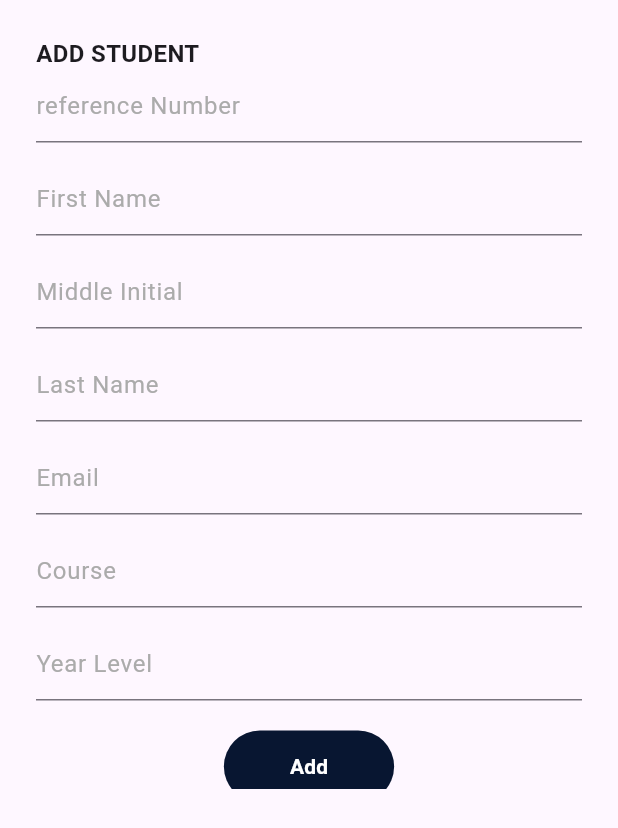
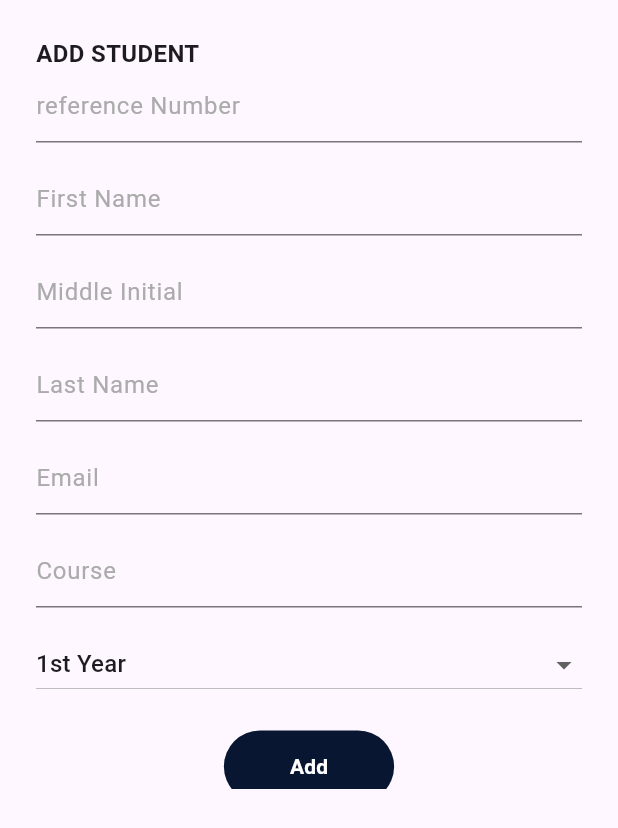
Before and after one commit to Amawers/attendifyyy, a Flutter app: the CreateStudent widget shown alone on an empty page, opened directly with empty values, on a phone screen of 412 x 824 dp. Shown: the top 828 px of the screen. Run offline on Flutter 3.47's test engine with Material 3 defaults, Android fonts, the phone set to English and light mode, and no system bars; our stand-ins replace shared_preferences; accounts and stored records are empty.

Commit message:
style: redesign gradeLevel to dropdown, redesign student card

```diff
--- a/lib/create_students/create_students.dart
+++ b/lib/create_students/create_students.dart
@@ -3,6 +3,8 @@ import 'package:attendifyyy/api_connection/api_connection.dart';
 import 'package:attendifyyy/authentication/user_preferences/user_preferences.dart';
 import 'package:flutter/material.dart';
 import 'package:http/http.dart' as http;
+
+List<String> gradeLevelList = <String>['1st Year', '2nd Year', '3rd Year', '4th Year', '5th Year'];
 
 class ListOfStudentsScreen extends StatefulWidget {
   String? subject_name;
@@ -128,24 +130,27 @@ class ListOfStudentsWidget extends StatelessWidget {
   @override
   Widget build(BuildContext context) {
     return Container(
-      margin: const EdgeInsets.only(bottom: 14.0),
-      padding: const EdgeInsets.symmetric(vertical: 10.0, horizontal: 20.0),
+      margin: const EdgeInsets.only(bottom: 10.0),
+      padding: const EdgeInsets.symmetric(vertical: 12.0, horizontal: 20.0),
       decoration: BoxDecoration(
-        borderRadius: BorderRadius.circular(10.0),
-        color: const Color(0xff081631),
+        // borderRadius: BorderRadius.circular(10.0),
+        // color: const Color(0xff081631),
+        border: Border(
+          bottom: BorderSide(
+            width: 1,
+          )
+        ),
       ),
-      child: Column(
-        crossAxisAlignment: CrossAxisAlignment.start,
+      child: Row(
+        mainAxisAlignment: MainAxisAlignment.spaceBetween,
         children: [
           Text("$first_name $last_name",
               style: const TextStyle(
-                  color: Colors.white,
-                  fontSize: 20.0,
-                  fontWeight: FontWeight.bold)),
-          const SizedBox(width: 50),
+                  color: Color(0xff081631),
+                  fontSize: 16.0)),
           Text(grade_level,
               style: const TextStyle(
-                  color: Colors.white,
+                  color: Color(0xFF696969),
                   fontSize: 14.0)),
         ],
       ),
@@ -175,7 +180,8 @@ class _CreateStudentState extends State<CreateStudent> {
 
   TextEditingController courseController = TextEditingController();
 
-  TextEditingController gradeLevelController = TextEditingController();
+  //TextEditingController gradeLevelController = TextEditingController();
+  String gradeLevelValue = gradeLevelList.first;
 
   @override
   void initState() {
@@ -190,7 +196,7 @@ class _CreateStudentState extends State<CreateStudent> {
       'last_name': lastNameController.text,
       'email': emailController.text,
       'course': courseController.text,
-      'grade_level': gradeLevelController.text,
+      'grade_level': gradeLevelValue,
       'section_id': widget.section_id,
       'subject_id': widget.subject_id
     });
@@ -198,7 +204,7 @@ class _CreateStudentState extends State<CreateStudent> {
     if (response.statusCode == 200) {
       print(response.body);
     } else {
-      print("nag error conenct sa backend");
+      print("nag error connect sa backend");
     }
   }
 
@@ -264,13 +270,31 @@ class _CreateStudentState extends State<CreateStudent> {
                       fontWeight: FontWeight.normal, color: Color(0xFFABABAB))),
             ),
             const SizedBox(height: 14),
-            TextFormField(
-              controller: gradeLevelController,
-              decoration: const InputDecoration(
-                  hintText: 'Year Level',
-                  hintStyle: TextStyle(
-                      fontWeight: FontWeight.normal, color: Color(0xFFABABAB))),
-            ),
+            // TextFormField(
+            //   controller: gradeLevelController,
+            //   decoration: const InputDecoration(
+            //       hintText: 'Year Level',
+            //       hintStyle: TextStyle(
+            //           fontWeight: FontWeight.normal, color: Color(0xFFABABAB))),
+            // ),
+              DropdownButton<String>(
+                isExpanded: true, //set width to 100%
+                value: gradeLevelValue,
+                icon: const Icon(Icons.arrow_drop_down),
+                elevation: 16,
+                onChanged: (String? value) {
+                  // This is called when the user selects an item.
+                  setState(() {
+                    gradeLevelValue = value!;
+                  });
+                },
+                items: gradeLevelList.map<DropdownMenuItem<String>>((String value) {
+                  return DropdownMenuItem<String>(
+                    value: value,
+                    child: Text(value),
+                  );
+                }).toList(),
+              ),
             const SizedBox(height: 20),
             TextButton(
                 onPressed: () {
```
